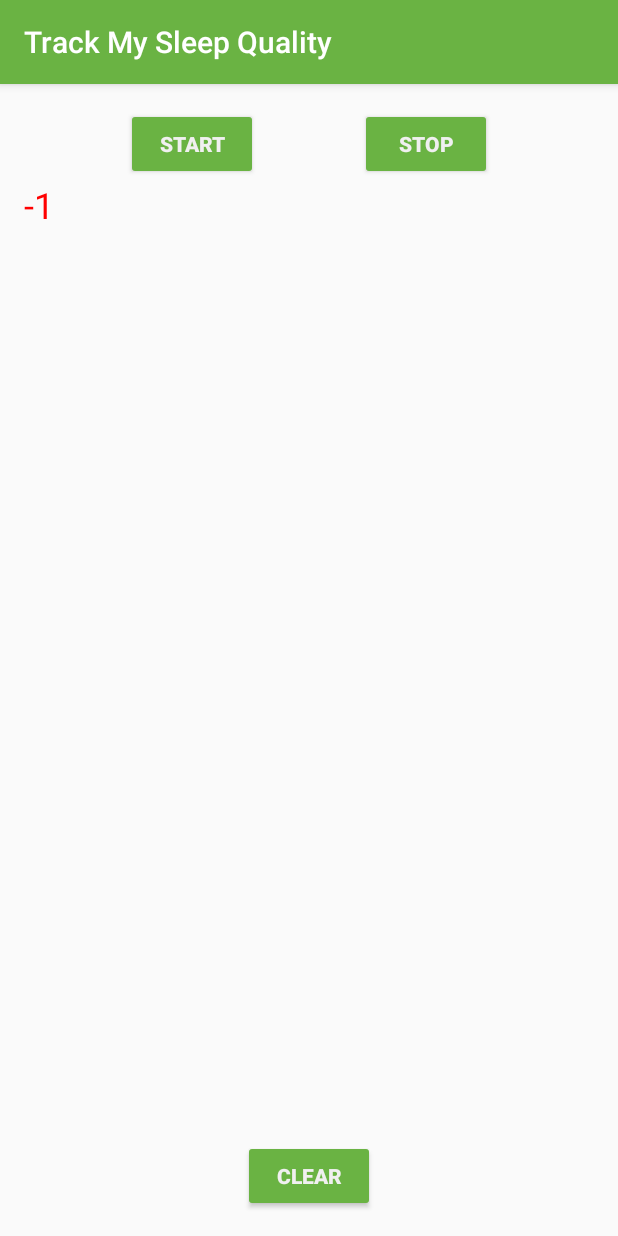
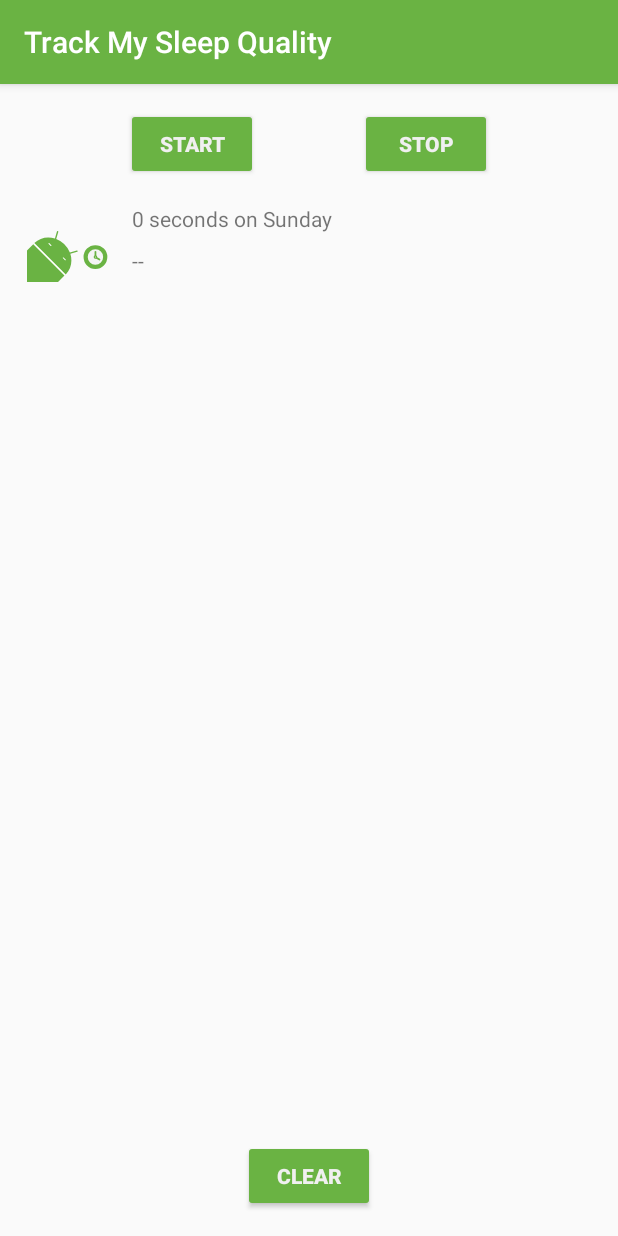
Before and after one commit to ajaymourya4/TrackMySleepQuality, an Android app: the screen it shows after launch (MainActivity), after a tap on "START", on a phone screen of 412 x 824 dp. Run offline under Robolectric (Android 15) with nearby library versions, the phone set to English and light mode, and no system bars; our stand-ins replace Room's generated code, data binding; Roboto replaces fonts that are not available here; 3 statements that could not run were skipped.

Commit message:
refactored onbindviewholder

```diff
--- a/app/src/main/java/com/example/android/trackmysleepquality/Util.kt
+++ b/app/src/main/java/com/example/android/trackmysleepquality/Util.kt
@@ -26,10 +26,50 @@ import androidx.core.text.HtmlCompat
 import androidx.recyclerview.widget.RecyclerView
 import com.example.android.trackmysleepquality.database.SleepNight
 import java.text.SimpleDateFormat
+import java.util.*
+import java.util.concurrent.TimeUnit
 
 /**
  * These functions create a formatted string that can be set in a TextView.
  */
+
+/**
+ * These functions create a formatted string that can be set in a TextView.
+ */
+private val ONE_MINUTE_MILLIS = TimeUnit.MILLISECONDS.convert(1, TimeUnit.MINUTES)
+private val ONE_HOUR_MILLIS = TimeUnit.MILLISECONDS.convert(1, TimeUnit.HOURS)
+
+/**
+ * Convert a duration to a formatted string for display.
+ *
+ * Examples:
+ *
+ * 6 seconds on Wednesday
+ * 2 minutes on Monday
+ * 40 hours on Thursday
+ *
+ * @param startTimeMilli the start of the interval
+ * @param endTimeMilli the end of the interval
+ * @param res resources used to load formatted strings
+ */
+fun convertDurationToFormatted(startTimeMilli: Long, endTimeMilli: Long, res: Resources): String {
+    val durationMilli = endTimeMilli - startTimeMilli
+    val weekdayString = SimpleDateFormat("EEEE", Locale.getDefault()).format(startTimeMilli)
+    return when {
+        durationMilli < ONE_MINUTE_MILLIS -> {
+            val seconds = TimeUnit.SECONDS.convert(durationMilli, TimeUnit.MILLISECONDS)
+            res.getString(R.string.seconds_length, seconds, weekdayString)
+        }
+        durationMilli < ONE_HOUR_MILLIS -> {
+            val minutes = TimeUnit.MINUTES.convert(durationMilli, TimeUnit.MILLISECONDS)
+            res.getString(R.string.minutes_length, minutes, weekdayString)
+        }
+        else -> {
+            val hours = TimeUnit.HOURS.convert(durationMilli, TimeUnit.MILLISECONDS)
+            res.getString(R.string.hours_length, hours, weekdayString)
+        }
+    }
+}
 
 /**
  * Returns a string representing the numeric quality rating.
@@ -105,5 +145,3 @@ fun formatNights(nights: List<SleepNight>, resources: Resources): Spanned {
         return HtmlCompat.fromHtml(sb.toString(), HtmlCompat.FROM_HTML_MODE_LEGACY)
     }
 }
-
-class TextItemViewHolder(val textView: TextView): RecyclerView.ViewHolder(textView)
--- a/app/src/main/java/com/example/android/trackmysleepquality/sleeptracker/SleepNightAdapter.kt
+++ b/app/src/main/java/com/example/android/trackmysleepquality/sleeptracker/SleepNightAdapter.kt
@@ -1,18 +1,21 @@
 package com.example.android.trackmysleepquality.sleeptracker
 
-import android.graphics.Color
+import android.content.res.Resources
 import android.view.LayoutInflater
+import android.view.View
 import android.view.ViewGroup
+import android.widget.ImageView
 import android.widget.TextView
 import androidx.recyclerview.widget.RecyclerView
 import com.example.android.trackmysleepquality.R
-import com.example.android.trackmysleepquality.TextItemViewHolder
+import com.example.android.trackmysleepquality.convertDurationToFormatted
+import com.example.android.trackmysleepquality.convertNumericQualityToString
 import com.example.android.trackmysleepquality.database.SleepNight
 
 /**
  * Created by Ajay Mourya on 13,October,2019
  */
-class SleepNightAdapter : RecyclerView.Adapter<TextItemViewHolder>() {
+class SleepNightAdapter : RecyclerView.Adapter<SleepNightAdapter.ViewHolder>() {
 
     var data = listOf<SleepNight>()
         set(value) {
@@ -22,21 +25,38 @@ class SleepNightAdapter : RecyclerView.Adapter<TextItemViewHolder>() {
 
     override fun getItemCount() = data.size
 
-    override fun onBindViewHolder(holder: TextItemViewHolder, position: Int) {
+    override fun onBindViewHolder(holder: ViewHolder, position: Int) {
         val item = data[position]
-        holder.textView.text = item.sleepQuality.toString()
-        if (item.sleepQuality <= 1) {
-            holder.textView.setTextColor(Color.RED) // red
-        } else {
-            // reset
-            holder.textView.setTextColor(Color.BLACK) // black
+        holder.bind(item)
+    }
+
+    override fun onCreateViewHolder(parent: ViewGroup, viewType: Int): ViewHolder {
+        val layoutInflater = LayoutInflater.from(parent.context)
+        val view = layoutInflater
+                .inflate(R.layout.list_item_sleep_night, parent, false)
+        return ViewHolder(view)
+    }
+
+    class ViewHolder(itemView: View) : RecyclerView.ViewHolder(itemView) {
+
+        val res = itemView.context.resources
+
+        val sleepLength: TextView = itemView.findViewById(R.id.sleep_length)
+        val quality: TextView = itemView.findViewById(R.id.quality_string)
+        val qualityImage: ImageView = itemView.findViewById(R.id.quality_image)
+
+        fun bind(item: SleepNight) {
+            sleepLength.text = convertDurationToFormatted(item.startTimeMilli, item.endTimeMilli, res)
+            quality.text = convertNumericQualityToString(item.sleepQuality, res)
+            qualityImage.setImageResource(when (item.sleepQuality) {
+                0 -> R.drawable.ic_sleep_0
+                1 -> R.drawable.ic_sleep_1
+                2 -> R.drawable.ic_sleep_2
+                3 -> R.drawable.ic_sleep_3
+                4 -> R.drawable.ic_sleep_4
+                5 -> R.drawable.ic_sleep_5
+                else -> R.drawable.ic_launcher_sleep_tracker_foreground
+            })
         }
     }
-
-    override fun onCreateViewHolder(parent: ViewGroup, viewType: Int): TextItemViewHolder {
-        val layoutInflater = LayoutInflater.from(parent.context)
-        val view = layoutInflater
-                .inflate(R.layout.text_item_view, parent, false) as TextView
-        return TextItemViewHolder(view)
-    }
 }
--- /dev/null
+++ b/app/src/main/res/layout/list_item_sleep_night.xml
@@ -0,0 +1,42 @@
+<?xml version="1.0" encoding="utf-8"?>
+<androidx.constraintlayout.widget.ConstraintLayout xmlns:android="http://schemas.android.com/apk/res/android"
+    android:layout_width="match_parent"
+    android:layout_height="wrap_content"
+    xmlns:app="http://schemas.android.com/apk/res-auto"
+    xmlns:tools="http://schemas.android.com/tools">
+
+    <ImageView
+        android:id="@+id/quality_image"
+        android:layout_width="@dimen/icon_size"
+        android:layout_height="60dp"
+        android:layout_marginStart="16dp"
+        android:layout_marginTop="8dp"
+        android:layout_marginBottom="8dp"
+        app:layout_constraintBottom_toBottomOf="parent"
+        app:layout_constraintStart_toStartOf="parent"
+        app:layout_constraintTop_toTopOf="parent"
+        tools:srcCompat="@drawable/ic_sleep_5" />
+
+    <TextView
+        android:id="@+id/quality_string"
+        android:layout_width="0dp"
+        android:layout_height="20dp"
+        android:layout_marginTop="8dp"
+        app:layout_constraintEnd_toEndOf="@+id/sleep_length"
+        app:layout_constraintStart_toStartOf="@+id/sleep_length"
+        app:layout_constraintTop_toBottomOf="@+id/sleep_length"
+        tools:text="Excellent!!!" />
+
+    <TextView
+        android:id="@+id/sleep_length"
+        android:layout_width="0dp"
+        android:layout_height="20dp"
+        android:layout_marginStart="8dp"
+        android:layout_marginTop="8dp"
+        android:layout_marginEnd="16dp"
+        app:layout_constraintEnd_toEndOf="parent"
+        app:layout_constraintStart_toEndOf="@+id/quality_image"
+        app:layout_constraintTop_toTopOf="@+id/quality_image"
+        tools:text="Wednesday" />
+
+</androidx.constraintlayout.widget.ConstraintLayout>
--- a/app/src/main/res/values/strings.xml
+++ b/app/src/main/res/values/strings.xml
@@ -53,4 +53,8 @@
     <!-- Toast to play after Clear button has been pressed -->
     <string name="cleared_message">All your data is gone forever.</string>
 
+    <string name="minutes_length">%d minutes on %s</string>
+    <string name="hours_length">%d hours on %s</string>
+    <string name="seconds_length">%d seconds on %s</string>
+
 </resources>
```
